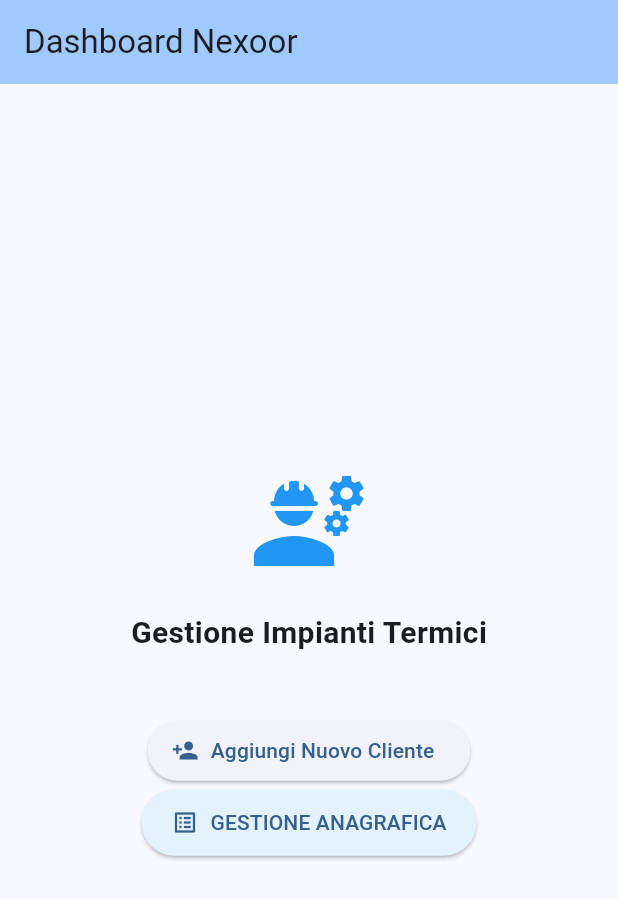
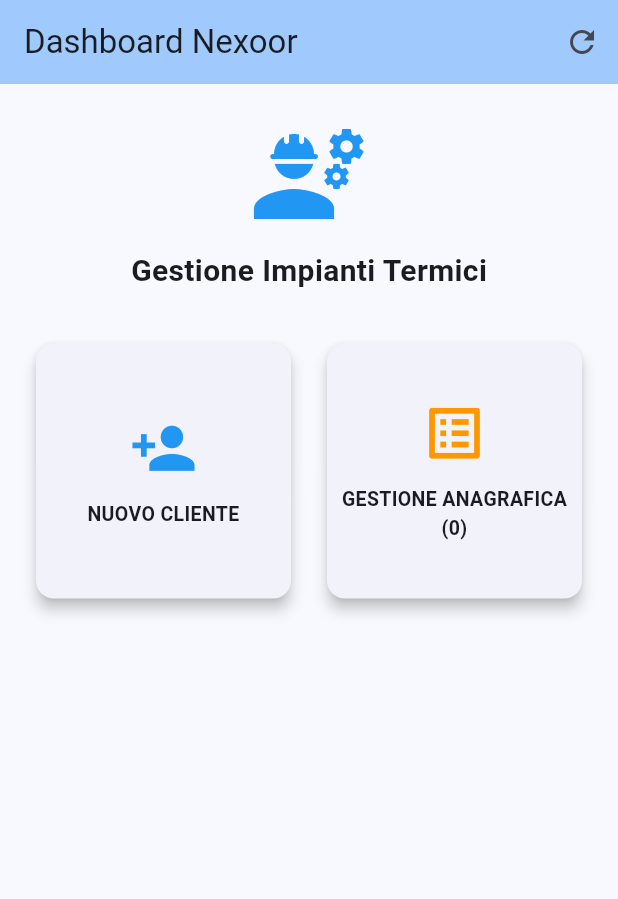
Before and after one commit to campanelliluca/nexoor_field, a Flutter app: the screen it shows after launch, on a phone screen of 412 x 824 dp. Shown: the top 899 px of the screen. Run offline on Flutter 3.47's test engine with Material 3 defaults, Android fonts, the phone set to English and light mode, and no system bars; our stand-ins replace supabase_flutter; accounts and stored records are empty.

Commit message:
feat: aggiunta funzionalità di cancellazione e refresh automatico
- Aggiunto metodo deleteCustomer in customer_service.dart - Implementato swipe-to-delete con dialogo di conferma in customer_list_screen.dart - Configurato il refresh automatico dei contatori nella home_screen al ritorno dalla navigazione

```diff
--- a/lib/app.dart
+++ b/lib/app.dart
@@ -8,6 +8,7 @@
   @override
   Widget build(BuildContext context) {
     return MaterialApp(
+      debugShowCheckedModeBanner: false, // Inserisci questa riga
       title: 'Nexoor Field Service',
       theme: ThemeData(
         // Definiamo il colore principale basato sul blu
--- a/lib/screens/home_screen.dart
+++ b/lib/screens/home_screen.dart
@@ -1,10 +1,31 @@
 import 'package:flutter/material.dart';
-// Importiamo il form del cliente per poterlo aprire
 import 'package:nexoor_field/screens/customers/customer_form_screen.dart';
+import 'package:nexoor_field/services/customer_service.dart';
 import 'package:nexoor_field/screens/customers/customer_list_screen.dart';
 
-class HomeScreen extends StatelessWidget {
+class HomeScreen extends StatefulWidget {
   const HomeScreen({super.key});
+
+  @override
+  State<HomeScreen> createState() => _HomeScreenState();
+}
+
+class _HomeScreenState extends State<HomeScreen> {
+  // Definiamo il Future come variabile di stato
+  late Future<int> _customerCountFuture;
+
+  @override
+  void initState() {
+    super.initState();
+    // Carichiamo il conteggio all'avvio della schermata
+    _loadCustomerCount();
+  }
+
+  void _loadCustomerCount() {
+    setState(() {
+      _customerCountFuture = CustomerService().getCustomerCount();
+    });
+  }
 
   @override
   Widget build(BuildContext context) {
@@ -12,48 +33,98 @@
       appBar: AppBar(
         title: const Text('Dashboard Nexoor'),
         backgroundColor: Theme.of(context).colorScheme.inversePrimary,
+        actions: [
+          // Un tasto refresh comodo per aggiornare il conteggio manualmente
+          IconButton(
+            icon: const Icon(Icons.refresh),
+            onPressed: _loadCustomerCount,
+          ),
+        ],
       ),
-      body: Center(
+      body: SingleChildScrollView(
+        padding: const EdgeInsets.all(20.0),
         child: Column(
-          mainAxisAlignment: MainAxisAlignment.center,
           children: [
             const Icon(Icons.engineering, size: 80, color: Colors.blue),
-            const SizedBox(height: 20),
+            const SizedBox(height: 10),
             const Text(
               'Gestione Impianti Termici',
               style: TextStyle(fontSize: 20, fontWeight: FontWeight.bold),
             ),
-            const SizedBox(height: 40),
-            // Pulsante per aprire la schermata del nuovo cliente
-            ElevatedButton.icon(
-              onPressed: () {
-                Navigator.push(
+            const SizedBox(height: 30),
+
+            GridView.count(
+              shrinkWrap: true,
+              physics: const NeverScrollableScrollPhysics(),
+              crossAxisCount: 2,
+              crossAxisSpacing: 16,
+              mainAxisSpacing: 16,
+              children: [
+                // CARD 1: Nuovo Cliente
+                _buildMenuCard(
                   context,
-                  MaterialPageRoute(
-                    builder: (context) => const CustomerFormScreen(),
-                  ),
-                );
-              },
-              icon: const Icon(Icons.person_add),
-              label: const Text('Aggiungi Nuovo Cliente'),
+                  'NUOVO CLIENTE',
+                  Icons.person_add,
+                  Colors.blue,
+                  const CustomerFormScreen(),
+                ),
+
+                // CARD 2: Gestione Anagrafica con FutureBuilder
+                FutureBuilder<int>(
+                  future: _customerCountFuture,
+                  builder: (context, snapshot) {
+                    String countText = '';
+                    if (snapshot.connectionState == ConnectionState.waiting) {
+                      countText = ' (...)';
+                    } else if (snapshot.hasData) {
+                      countText = ' (${snapshot.data})';
+                    }
+
+                    return _buildMenuCard(
+                      context,
+                      'GESTIONE ANAGRAFICA$countText',
+                      Icons.list_alt,
+                      Colors.orange,
+                      const CustomerListScreen(),
+                    );
+                  },
+                ),
+              ],
             ),
+          ],
+        ),
+      ),
+    );
+  }
 
-            // Apre la lista clienti
-            ElevatedButton.icon(
-              onPressed: () {
-                Navigator.push(
-                  context,
-                  MaterialPageRoute(builder: (context) => const CustomerListScreen()),
-                );
-              },
-              icon: const Icon(Icons.list_alt),
-              label: const Text('GESTIONE ANAGRAFICA'),
-              style: ElevatedButton.styleFrom(
-                backgroundColor: Colors.blue.shade50,
-                padding: const EdgeInsets.symmetric(horizontal: 20, vertical: 12),
+  // Helper per costruire Card uniformi
+  Widget _buildMenuCard(BuildContext context, String title, IconData icon, Color color, Widget destination) {
+    return InkWell(
+      onTap: () async {
+        // Aspettiamo che l'utente torni dalla schermata di destinazione
+        await Navigator.push(
+          context,
+          MaterialPageRoute(builder: (context) => destination),
+        );
+        // Al ritorno, aggiorniamo il conteggio nel caso siano stati aggiunti/eliminati clienti
+        _loadCustomerCount();
+      },
+      child: Card(
+        elevation: 4,
+        shape: RoundedRectangleBorder(borderRadius: BorderRadius.circular(12)),
+        child: Column(
+          mainAxisAlignment: MainAxisAlignment.center,
+          children: [
+            Icon(icon, size: 45, color: color),
+            const SizedBox(height: 12),
+            Text(
+              title,
+              textAlign: TextAlign.center,
+              style: const TextStyle(
+                fontSize: 13,
+                fontWeight: FontWeight.bold,
               ),
             ),
-
           ],
         ),
       ),
```
Also changed, not shown: lib/screens/customers/customer_list_screen.dart (+48 -3 lines), lib/services/customer_service.dart (+25 -0 lines), 1 other file.
